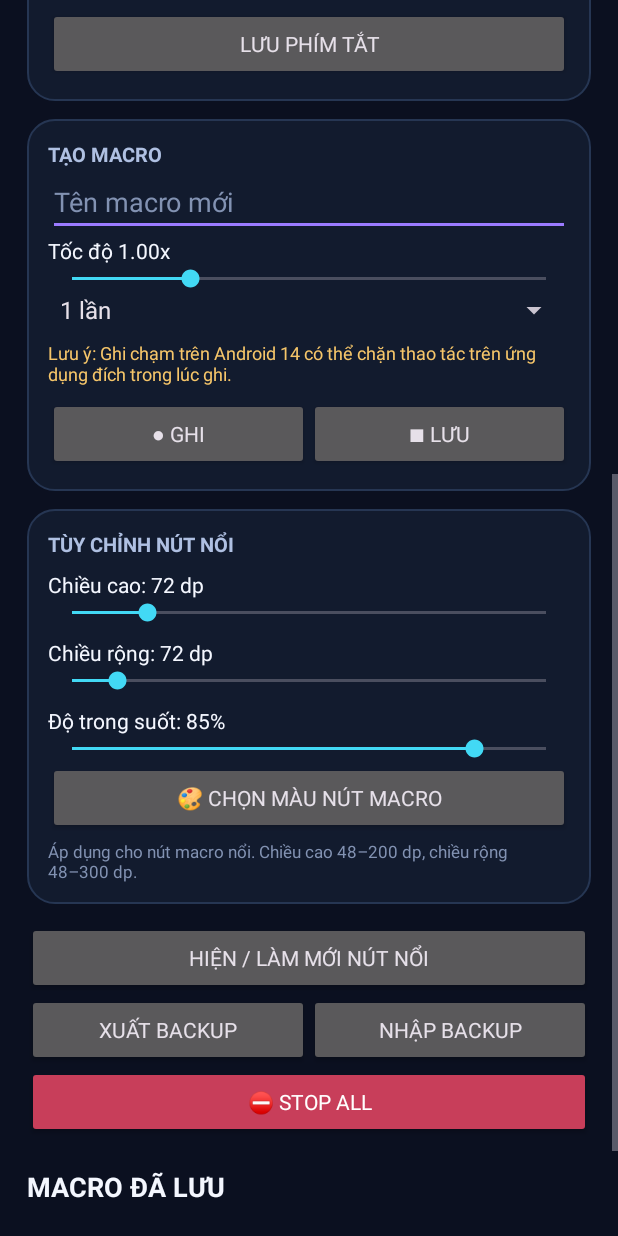
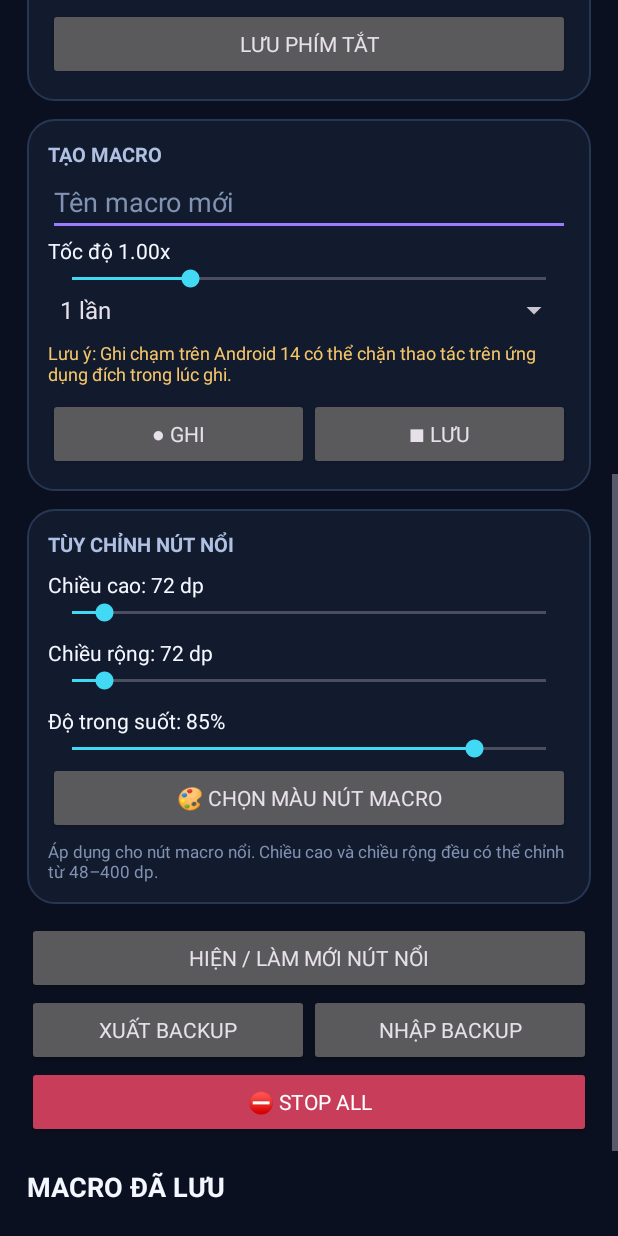
Before and after one commit to thezkhai07-dev/MacroShizuku-V3-Android14, an Android app: the screen it shows after launch (MainActivity), scrolled down 576 dp, on a phone screen of 412 x 824 dp. Run offline under Robolectric (Android 15) with nearby library versions, the phone set to English and light mode, and no system bars; libraries missing offline, so code that uses them is left out: rikka.shizuku; 1 statement that could not run was skipped.

Commit message:
Set floating macro width and height sliders to 400dp

```diff
--- a/app/src/main/res/layout/activity_main.xml
+++ b/app/src/main/res/layout/activity_main.xml
@@ -45,13 +45,13 @@
             android:background="@drawable/bg_panel" android:layout_width="match_parent" android:layout_height="wrap_content">
             <TextView android:text="TÙY CHỈNH NÚT NỔI" android:textColor="#AFC0E2" android:textStyle="bold" android:textSize="13sp" android:layout_width="match_parent" android:layout_height="wrap_content"/>
             <TextView android:id="@+id/floatSizeText" android:text="Chiều cao: 72 dp" android:textColor="#F4F7FF" android:paddingTop="8dp" android:layout_width="match_parent" android:layout_height="wrap_content"/>
-            <SeekBar android:id="@+id/floatSize" android:max="152" android:progress="24" android:progressTint="#42D9F5" android:thumbTint="#42D9F5" android:layout_width="match_parent" android:layout_height="wrap_content"/>
+            <SeekBar android:id="@+id/floatSize" android:max="352" android:progress="24" android:progressTint="#42D9F5" android:thumbTint="#42D9F5" android:layout_width="match_parent" android:layout_height="wrap_content"/>
             <TextView android:id="@+id/floatWidthText" android:text="Chiều rộng: 72 dp" android:textColor="#F4F7FF" android:paddingTop="8dp" android:layout_width="match_parent" android:layout_height="wrap_content"/>
-            <SeekBar android:id="@+id/floatWidth" android:max="252" android:progress="24" android:progressTint="#42D9F5" android:thumbTint="#42D9F5" android:layout_width="match_parent" android:layout_height="wrap_content"/>
+            <SeekBar android:id="@+id/floatWidth" android:max="352" android:progress="24" android:progressTint="#42D9F5" android:thumbTint="#42D9F5" android:layout_width="match_parent" android:layout_height="wrap_content"/>
             <TextView android:id="@+id/floatAlphaText" android:text="Độ trong suốt: 85%" android:textColor="#F4F7FF" android:paddingTop="8dp" android:layout_width="match_parent" android:layout_height="wrap_content"/>
             <SeekBar android:id="@+id/floatAlpha" android:max="100" android:progress="85" android:progressTint="#42D9F5" android:thumbTint="#42D9F5" android:layout_width="match_parent" android:layout_height="wrap_content"/>
             <Button android:id="@+id/floatColor" android:text="🎨 Chọn màu nút macro" android:layout_width="match_parent" android:layout_height="wrap_content"/>
-            <TextView android:text="Áp dụng cho nút macro nổi. Chiều cao 48–200 dp, chiều rộng 48–300 dp." android:textColor="#8292B2" android:textSize="11sp" android:paddingTop="4dp" android:layout_width="match_parent" android:layout_height="wrap_content"/>
+            <TextView android:text="Áp dụng cho nút macro nổi. Chiều cao và chiều rộng đều có thể chỉnh từ 48–400 dp." android:textColor="#8292B2" android:textSize="11sp" android:paddingTop="4dp" android:layout_width="match_parent" android:layout_height="wrap_content"/>
         </LinearLayout>
         <Button android:id="@+id/floatBtn" android:text="Hiện / làm mới nút nổi" android:layout_marginTop="12dp" android:layout_width="match_parent" android:layout_height="wrap_content"/>
         <LinearLayout android:orientation="horizontal" android:layout_width="match_parent" android:layout_height="wrap_content">
```
